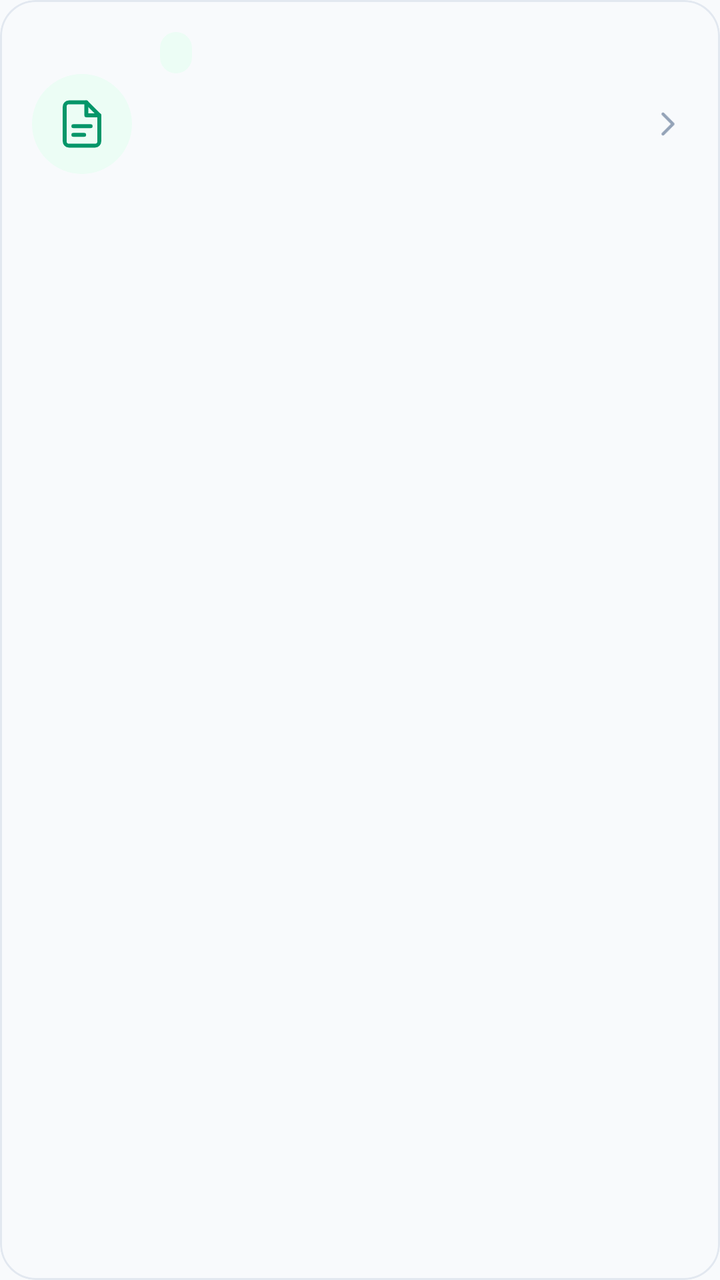
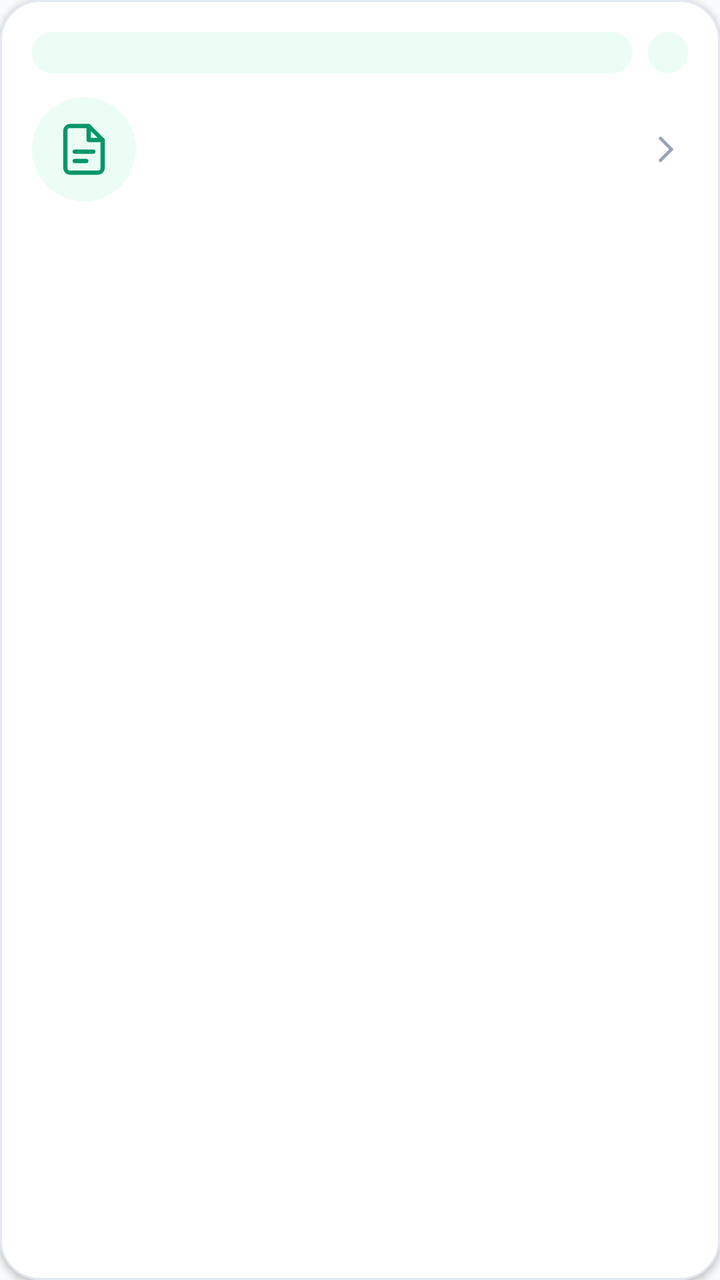

An Android layout rendered at two revisions. The XML below is the earlier revision; the diff shows what the commit changed to produce the second picture.
<!-- AndroidManifest.xml: application theme Theme.CivicLens -->
<!-- res/layout/item_service.xml -->
<?xml version="1.0" encoding="utf-8"?>
<com.google.android.material.card.MaterialCardView
    xmlns:android="http://schemas.android.com/apk/res/android"
    xmlns:app="http://schemas.android.com/apk/res-auto"
    android:layout_width="match_parent"
    android:layout_height="wrap_content"
    android:layout_marginBottom="14dp"
    android:clickable="true"
    android:focusable="true"
    app:cardCornerRadius="18dp"
    app:cardElevation="0dp"
    app:strokeColor="@color/stroke"
    app:strokeWidth="1dp">

    <androidx.constraintlayout.widget.ConstraintLayout
        android:layout_width="match_parent"
        android:layout_height="wrap_content"
        android:padding="16dp">

        <ImageView
            android:id="@+id/iconImage"
            android:layout_width="50dp"
            android:layout_height="50dp"
            android:background="@drawable/bg_icon_circle"
            android:contentDescription="@null"
            android:padding="12dp"
            android:src="@drawable/ic_doc"
            android:tint="@color/green"
            app:layout_constraintStart_toStartOf="parent"
            app:layout_constraintTop_toTopOf="parent"
            app:layout_constraintBottom_toBottomOf="parent" />

        <LinearLayout
            android:layout_width="0dp"
            android:layout_height="wrap_content"
            android:layout_marginStart="14dp"
            android:layout_marginEnd="8dp"
            android:orientation="vertical"
            app:layout_constraintStart_toEndOf="@id/iconImage"
            app:layout_constraintEnd_toStartOf="@id/chevronImage"
            app:layout_constraintTop_toTopOf="parent"
            app:layout_constraintBottom_toBottomOf="parent">

            <TextView
                android:id="@+id/serviceCategory"
                android:layout_width="wrap_content"
                android:layout_height="wrap_content"
                android:background="@drawable/bg_chip"
                android:paddingStart="8dp"
                android:paddingEnd="8dp"
                android:paddingTop="3dp"
                android:paddingBottom="3dp"
                android:textColor="@color/green"
                android:textSize="11sp"
                android:textStyle="bold" />

            <TextView
                android:id="@+id/serviceName"
                android:layout_width="match_parent"
                android:layout_height="wrap_content"
                android:layout_marginTop="6dp"
                android:textColor="@color/navy"
                android:textSize="17sp"
                android:textStyle="bold" />

            <TextView
                android:id="@+id/serviceAuthority"
                android:layout_width="match_parent"
                android:layout_height="wrap_content"
                android:layout_marginTop="4dp"
                android:textColor="@color/text_secondary"
                android:textSize="13sp" />

            <TextView
                android:id="@+id/serviceTrustTag"
                android:layout_width="wrap_content"
                android:layout_height="wrap_content"
                android:layout_marginTop="6dp"
                android:textSize="11sp"
                android:textStyle="bold" />
        </LinearLayout>

        <ImageView
            android:id="@+id/chevronImage"
            android:layout_width="20dp"
            android:layout_height="20dp"
            android:contentDescription="@null"
            android:src="@drawable/ic_chevron"
            android:tint="@color/text_hint"
            app:layout_constraintEnd_toEndOf="parent"
            app:layout_constraintTop_toTopOf="parent"
            app:layout_constraintBottom_toBottomOf="parent" />
    </androidx.constraintlayout.widget.ConstraintLayout>
</com.google.android.material.card.MaterialCardView>
<!-- resources referenced by this layout -->
<resources>
  <color name="green">#059669</color>
  <color name="navy">#0F172A</color>
  <color name="stroke">#E2E8F0</color>
  <color name="text_hint">#94A3B8</color>
  <color name="text_secondary">#475569</color>
  <!-- drawable bg_chip (drawable) -->
  <?xml version="1.0" encoding="utf-8"?>
  <shape xmlns:android="http://schemas.android.com/apk/res/android"
      android:shape="rectangle">
      <solid android:color="@color/green_light" />
      <corners android:radius="10dp" />
  </shape>
  <!-- drawable bg_icon_circle (drawable) -->
  <?xml version="1.0" encoding="utf-8"?>
  <shape xmlns:android="http://schemas.android.com/apk/res/android"
      android:shape="oval">
      <solid android:color="@color/green_light" />
  </shape>
  <!-- drawable ic_chevron (drawable) -->
  <?xml version="1.0" encoding="utf-8"?>
  <vector xmlns:android="http://schemas.android.com/apk/res/android"
      android:width="24dp"
      android:height="24dp"
      android:viewportWidth="24"
      android:viewportHeight="24">
      <path
          android:fillColor="#00000000"
          android:pathData="M9,18l6,-6 -6,-6"
          android:strokeColor="#FF000000"
          android:strokeWidth="1.8"
          android:strokeLineCap="round"
          android:strokeLineJoin="round" />
  </vector>
  <!-- drawable ic_doc (drawable) -->
  <?xml version="1.0" encoding="utf-8"?>
  <vector xmlns:android="http://schemas.android.com/apk/res/android"
      android:width="24dp"
      android:height="24dp"
      android:viewportWidth="24"
      android:viewportHeight="24">
      <path
          android:fillColor="#00000000"
          android:pathData="M14,2H6a2,2 0 0 0 -2,2v16a2,2 0 0 0 2,2h12a2,2 0 0 0 2,-2V8z"
          android:strokeColor="#FF000000"
          android:strokeWidth="1.8"
          android:strokeLineCap="round"
          android:strokeLineJoin="round" />
      <path
          android:fillColor="#00000000"
          android:pathData="M14,2v6h6"
          android:strokeColor="#FF000000"
          android:strokeWidth="1.8"
          android:strokeLineCap="round"
          android:strokeLineJoin="round" />
      <path
          android:fillColor="#00000000"
          android:pathData="M8,13h8"
          android:strokeColor="#FF000000"
          android:strokeWidth="1.8"
          android:strokeLineCap="round"
          android:strokeLineJoin="round" />
      <path
          android:fillColor="#00000000"
          android:pathData="M8,17h5"
          android:strokeColor="#FF000000"
          android:strokeWidth="1.8"
          android:strokeLineCap="round"
          android:strokeLineJoin="round" />
  </vector>
  <color name="green_light">#ECFDF5</color>
  <color name="white">#FFFFFF</color>
  <color name="gold">#D97706</color>
  <color name="surface">#F8FAFC</color>
  <color name="navy_dark">#020617</color>
  <!-- unchanged entries left out for length: 1 -->
</resources>

<!-- the commit's change to res/layout/item_service.xml (unified diff, before → after) -->
@@ -7,47 +7,32 @@
     android:layout_marginBottom="14dp"
     android:clickable="true"
     android:focusable="true"
-    app:cardCornerRadius="18dp"
-    app:cardElevation="0dp"
+    app:cardBackgroundColor="@color/white"
+    app:cardCornerRadius="20dp"
+    app:cardElevation="2dp"
     app:strokeColor="@color/stroke"
     app:strokeWidth="1dp">
 
-    <androidx.constraintlayout.widget.ConstraintLayout
+    <LinearLayout
         android:layout_width="match_parent"
         android:layout_height="wrap_content"
+        android:orientation="vertical"
         android:padding="16dp">
 
-        <ImageView
-            android:id="@+id/iconImage"
-            android:layout_width="50dp"
-            android:layout_height="50dp"
-            android:background="@drawable/bg_icon_circle"
-            android:contentDescription="@null"
-            android:padding="12dp"
-            android:src="@drawable/ic_doc"
-            android:tint="@color/green"
-            app:layout_constraintStart_toStartOf="parent"
-            app:layout_constraintTop_toTopOf="parent"
-            app:layout_constraintBottom_toBottomOf="parent" />
-
-        <LinearLayout
-            android:layout_width="0dp"
-            android:layout_height="wrap_content"
-            android:layout_marginStart="14dp"
-            android:layout_marginEnd="8dp"
-            android:orientation="vertical"
-            app:layout_constraintStart_toEndOf="@id/iconImage"
-            app:layout_constraintEnd_toStartOf="@id/chevronImage"
-            app:layout_constraintTop_toTopOf="parent"
-            app:layout_constraintBottom_toBottomOf="parent">
+        <RelativeLayout
+            android:layout_width="match_parent"
+            android:layout_height="wrap_content">
 
             <TextView
                 android:id="@+id/serviceCategory"
                 android:layout_width="wrap_content"
                 android:layout_height="wrap_content"
+                android:layout_alignParentStart="true"
+                android:layout_toStartOf="@id/serviceTrustTag"
+                android:layout_marginEnd="8dp"
                 android:background="@drawable/bg_chip"
-                android:paddingStart="8dp"
-                android:paddingEnd="8dp"
+                android:paddingStart="10dp"
+                android:paddingEnd="10dp"
                 android:paddingTop="3dp"
                 android:paddingBottom="3dp"
                 android:textColor="@color/green"
@@ -55,40 +40,68 @@
                 android:textStyle="bold" />
 
             <TextView
-                android:id="@+id/serviceName"
-                android:layout_width="match_parent"
-                android:layout_height="wrap_content"
-                android:layout_marginTop="6dp"
-                android:textColor="@color/navy"
-                android:textSize="17sp"
-                android:textStyle="bold" />
-
-            <TextView
-                android:id="@+id/serviceAuthority"
-                android:layout_width="match_parent"
-                android:layout_height="wrap_content"
-                android:layout_marginTop="4dp"
-                android:textColor="@color/text_secondary"
-                android:textSize="13sp" />
-
-            <TextView
                 android:id="@+id/serviceTrustTag"
                 android:layout_width="wrap_content"
                 android:layout_height="wrap_content"
-                android:layout_marginTop="6dp"
+                android:layout_alignParentEnd="true"
+                android:background="@drawable/bg_verified_chip"
+                android:paddingStart="10dp"
+                android:paddingEnd="10dp"
+                android:paddingTop="3dp"
+                android:paddingBottom="3dp"
                 android:textSize="11sp"
                 android:textStyle="bold" />
+        </RelativeLayout>
+
+        <LinearLayout
+            android:layout_width="match_parent"
+            android:layout_height="wrap_content"
+            android:layout_marginTop="12dp"
+            android:gravity="center_vertical"
+            android:orientation="horizontal">
+
+            <ImageView
+                android:id="@+id/iconImage"
+                android:layout_width="52dp"
+                android:layout_height="52dp"
+                android:background="@drawable/bg_icon_circle"
+                android:contentDescription="@null"
+                android:padding="12dp"
+                android:src="@drawable/ic_doc"
+                app:tint="@color/green" />
+
+            <LinearLayout
+                android:layout_width="0dp"
+                android:layout_height="wrap_content"
+                android:layout_marginStart="14dp"
+                android:layout_weight="1"
+                android:orientation="vertical">
+
+                <TextView
+                    android:id="@+id/serviceName"
+                    android:layout_width="match_parent"
+                    android:layout_height="wrap_content"
+                    android:textColor="@color/navy"
+                    android:textSize="17sp"
+                    android:textStyle="bold" />
+
+                <TextView
+                    android:id="@+id/serviceAuthority"
+                    android:layout_width="match_parent"
+                    android:layout_height="wrap_content"
+                    android:layout_marginTop="4dp"
+                    android:textColor="@color/text_secondary"
+                    android:textSize="13sp" />
+            </LinearLayout>
+
+            <ImageView
+                android:id="@+id/chevronImage"
+                android:layout_width="22dp"
+                android:layout_height="22dp"
+                android:layout_marginStart="8dp"
+                android:contentDescription="@null"
+                android:src="@drawable/ic_chevron"
+                app:tint="@color/text_hint" />
         </LinearLayout>
-
-        <ImageView
-            android:id="@+id/chevronImage"
-            android:layout_width="20dp"
-            android:layout_height="20dp"
-            android:contentDescription="@null"
-            android:src="@drawable/ic_chevron"
-            android:tint="@color/text_hint"
-            app:layout_constraintEnd_toEndOf="parent"
-            app:layout_constraintTop_toTopOf="parent"
-            app:layout_constraintBottom_toBottomOf="parent" />
-    </androidx.constraintlayout.widget.ConstraintLayout>
+    </LinearLayout>
 </com.google.android.material.card.MaterialCardView>
<!-- resource entries referenced after the edit -->
@@ -17,6 +17,13 @@
   <shape xmlns:android="http://schemas.android.com/apk/res/android"
       android:shape="oval">
       <solid android:color="@color/green_light" />
+  </shape>
+  <!-- drawable bg_verified_chip (drawable) -->
+  <?xml version="1.0" encoding="utf-8"?>
+  <shape xmlns:android="http://schemas.android.com/apk/res/android"
+      android:shape="rectangle">
+      <solid android:color="@color/green_light" />
+      <corners android:radius="10dp" />
   </shape>
   <!-- drawable ic_chevron (drawable) -->
   <?xml version="1.0" encoding="utf-8"?>
